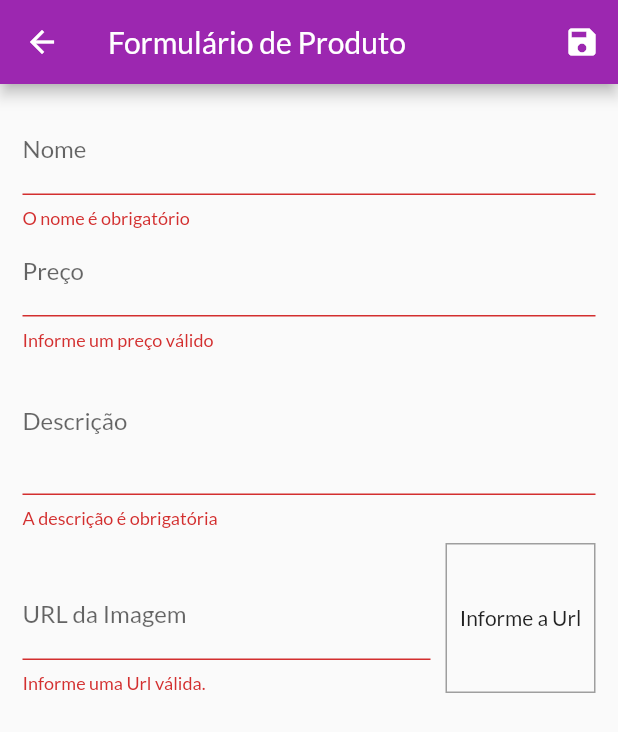
After one commit to DaniellaMagalhaesSiqueira/curso_flutter_shop, a Flutter app: the ProductFormPage screen opened by its route, after a tap on the "save" icon, on a phone screen of 412 x 824 dp. The commit adds this screen. Shown: the top 732 px of the screen. Run offline on Flutter 3.47's test engine with Material 2 defaults, Android fonts, the phone set to English and light mode, and no system bars; network calls fail.

Commit message:
Terminado capítulo de formulários

```diff
--- a/lib/components/product_grid.dart
+++ b/lib/components/product_grid.dart
@@ -1,6 +1,6 @@
 import 'package:flutter/material.dart';
 import 'package:provider/provider.dart';
-import 'package:shop/components/product_item.dart';
+import 'package:shop/components/product_grid_item.dart';
 import 'package:shop/models/product.dart';
 import 'package:shop/models/product_list.dart';
 
@@ -18,7 +18,7 @@ class ProductGrid extends StatelessWidget {
       itemCount: loadedProduct.length,
       itemBuilder: (ctx, i) => ChangeNotifierProvider.value(
         value: loadedProduct[i],
-        child: ProductItem(),
+        child: ProductGridItem(),
       ),
       //sliver é uma área de algo que pode ser rolado
       gridDelegate: SliverGridDelegateWithFixedCrossAxisCount(
--- a/lib/main.dart
+++ b/lib/main.dart
@@ -4,6 +4,8 @@ import 'package:shop/models/order_list.dart';
 import 'package:shop/models/product_list.dart';
 import 'package:shop/pages/cart_page.dart';
 import 'package:shop/pages/orders_page.dart';
+import 'package:shop/pages/product_form_page.dart';
+import 'package:shop/pages/products_page.dart';
 import 'package:shop/pages/products_detail_page.dart';
 import 'package:shop/pages/products_overview_pages.dart';
 import 'package:shop/utils/app_routes.dart';
@@ -37,6 +39,8 @@ class MyApp extends StatelessWidget {
           AppRoutes.PRODUCT_DETAIL: (ctx) => ProductDatailPage(),
           AppRoutes.CART: (ctx) => CartPage(),
           AppRoutes.ORDERS: (ctx) => OrdersPage(),
+          AppRoutes.PRODUCTS: (ctx) => ProductsPage(),
+          AppRoutes.PRODUCTS_FORM: (ctx) => ProductFormPage(),
         },
         debugShowCheckedModeBanner: false,
       ),
--- /dev/null
+++ b/lib/pages/product_form_page.dart
@@ -0,0 +1,213 @@
+import 'package:flutter/material.dart';
+import 'package:provider/provider.dart';
+import 'package:shop/models/product.dart';
+import 'package:shop/models/product_list.dart';
+
+class ProductFormPage extends StatefulWidget {
+  const ProductFormPage({Key? key}) : super(key: key);
+
+  @override
+  _ProductFormPageState createState() => _ProductFormPageState();
+}
+
+class _ProductFormPageState extends State<ProductFormPage> {
+  final _priceFocus = FocusNode();
+  final _descriptionFocus = FocusNode();
+  final _imageUrlFocus = FocusNode();
+  final _imageUrlController = TextEditingController();
+  final _formKey = GlobalKey<FormState>();
+  final _formData = Map<String, Object>();
+
+  @override
+  void initState() {
+    super.initState();
+    _imageUrlFocus.addListener(updateImage);
+  }
+
+  @override
+  void didChangeDependencies() {
+    super.didChangeDependencies();
+    if (_formData.isEmpty) {
+      final arg = ModalRoute.of(context)?.settings.arguments;
+
+      if (arg != null) {
+        final product = arg as Product;
+        _formData['id'] = product.id;
+        _formData['name'] = product.name;
+        _formData['price'] = product.price;
+        _formData['description'] = product.description;
+        _formData['imageUrl'] = product.imageUrl;
+
+        _imageUrlController.text = product.imageUrl;
+      }
+    }
+  }
+
+  @override
+  void dispose() {
+    super.dispose();
+    _priceFocus.dispose();
+    _descriptionFocus.dispose();
+    _imageUrlFocus.removeListener(updateImage);
+    _imageUrlFocus.dispose();
+  }
+
+  void updateImage() {
+    setState(() {});
+  }
+
+  bool isValidImageUrl(String url) {
+    bool isValidUrl = Uri.tryParse(url)?.hasAbsolutePath ?? false;
+    bool endsWithFile = url.toLowerCase().endsWith('.png') ||
+        url.toLowerCase().endsWith('.jpg') ||
+        url.toLowerCase().endsWith('.jpeg');
+
+    return isValidUrl && endsWithFile;
+  }
+
+  void _submitForm() {
+    final isValid = _formKey.currentState?.validate() ?? false;
+
+    if (!isValid) {
+      return;
+    }
+    _formKey.currentState?.save();
+
+    Provider.of<ProductList>(
+      context,
+      listen: false,
+    ).saveProduct(_formData);
+    Navigator.of(context).pop();
+  }
+
+  @override
+  Widget build(BuildContext context) {
+    return Scaffold(
+      appBar: AppBar(
+        title: Text('Formulário de Produto'),
+        actions: [
+          IconButton(
+            onPressed: _submitForm,
+            icon: Icon(Icons.save),
+          )
+        ],
+      ),
+      body: Padding(
+        padding: const EdgeInsets.all(15),
+        child: Form(
+          key: _formKey,
+          child: ListView(
+            children: [
+              TextFormField(
+                // initialValue: _formData['name'] as String,
+                initialValue: _formData['name']?.toString(),
+                decoration: InputDecoration(labelText: 'Nome'),
+                textInputAction: TextInputAction.next,
+                onFieldSubmitted: (_) {
+                  FocusScope.of(context).requestFocus(_priceFocus);
+                },
+                onSaved: (name) => _formData['name'] = name ?? '',
+                //deve retornar nulo para validar
+                validator: (_name) {
+                  final name = _name ?? '';
+                  if (name.trim().isEmpty) {
+                    return 'O nome é obrigatório';
+                  }
+                  if (name.trim().length < 3) {
+                    return 'O nome precisa de no mínimo três letras.';
+                  }
+                  return null;
+                },
+              ),
+              TextFormField(
+                initialValue: _formData['price']?.toString(),
+                decoration: InputDecoration(labelText: 'Preço'),
+                keyboardType: TextInputType.numberWithOptions(decimal: true),
+                textInputAction: TextInputAction.next,
+                focusNode: _priceFocus,
+                onFieldSubmitted: (_) {
+                  FocusScope.of(context).requestFocus(_descriptionFocus);
+                },
+                onSaved: (price) =>
+                    _formData['price'] = double.parse(price ?? '0'),
+                validator: (_price) {
+                  final priceString = _price ?? '-1';
+                  final price = double.tryParse(priceString) ?? -1;
+                  if (price <= 0) {
+                    return 'Informe um preço válido';
+                  }
+
+                  return null;
+                },
+              ),
+              TextFormField(
+                initialValue: _formData['description']?.toString(),
+                decoration: InputDecoration(labelText: 'Descrição'),
+                focusNode: _descriptionFocus,
+                keyboardType: TextInputType.multiline,
+                maxLines: 3,
+                onSaved: (description) =>
+                    _formData['description'] = description ?? '',
+                validator: (_description) {
+                  final description = _description ?? '';
+                  if (description.trim().isEmpty) {
+                    return 'A descrição é obrigatória';
+                  }
+                  if (description.trim().length < 10) {
+                    return 'A descrição precisa de no mínimo dez letras.';
+                  }
+                  return null;
+                },
+              ),
+              Row(
+                crossAxisAlignment: CrossAxisAlignment.end,
+                children: [
+                  Expanded(
+                    child: TextFormField(
+                      decoration: InputDecoration(labelText: 'URL da Imagem'),
+                      textInputAction: TextInputAction.done,
+                      keyboardType: TextInputType.url,
+                      focusNode: _imageUrlFocus,
+                      controller: _imageUrlController,
+                      onFieldSubmitted: (_) => _submitForm(),
+                      onSaved: (imageUrl) =>
+                          _formData['imageUrl'] = imageUrl ?? '',
+                      validator: (_imageUrl) {
+                        final imageUrl = _imageUrl ?? '';
+                        if (!isValidImageUrl(imageUrl)) {
+                          return 'Informe uma Url válida.';
+                        }
+                        return null;
+                      },
+                    ),
+                  ),
+                  Container(
+                    margin: const EdgeInsets.only(
+                      top: 10,
+                      left: 10,
+                    ),
+                    height: 100,
+                    width: 100,
+                    decoration: BoxDecoration(
+                      border: Border.all(
+                        color: Colors.grey,
+                        width: 1,
+                      ),
+                    ),
+                    alignment: Alignment.center,
+                    child: _imageUrlController.text.isEmpty
+                        ? Text('Informe a Url')
+                        : FittedBox(
+                            child: Image.network(_imageUrlController.text),
+                            fit: BoxFit.cover,
+                          ),
+                  ),
+                ],
+              ),
+            ],
+          ),
+        ),
+      ),
+    );
+  }
+}
--- a/lib/utils/app_routes.dart
+++ b/lib/utils/app_routes.dart
@@ -3,4 +3,6 @@ class AppRoutes {
   static const CART = '/cart';
   static const HOME = '/';
   static const ORDERS = '/orders';
+  static const PRODUCTS = '/products';
+  static const PRODUCTS_FORM = '/product-form';
 }
```
Also changed, not shown: lib/components/app_drawer.dart (+8 -0 lines), lib/components/cart_item.dart (+23 -0 lines), lib/components/product_grid_item.dart (added, +75 -0 lines), lib/components/product_item.dart (+48 -42 lines), lib/models/cart.dart (+20 -0 lines), lib/models/product_list.dart (+39 -1 lines), lib/pages/products_page.dart (added, +41 -0 lines).
